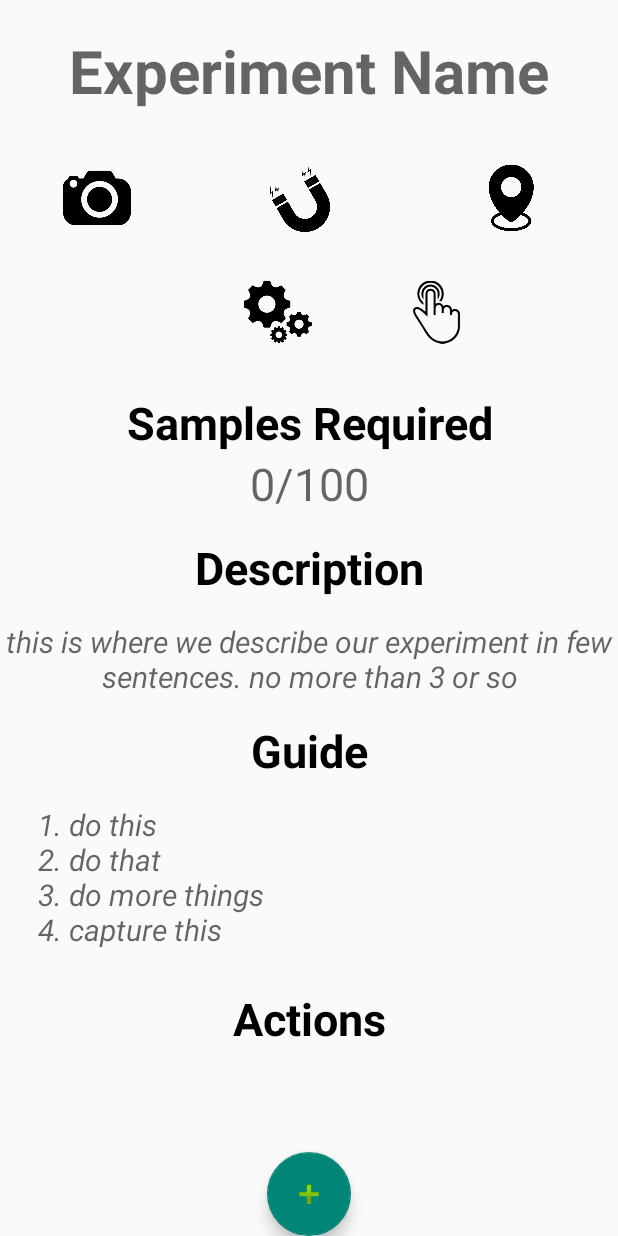
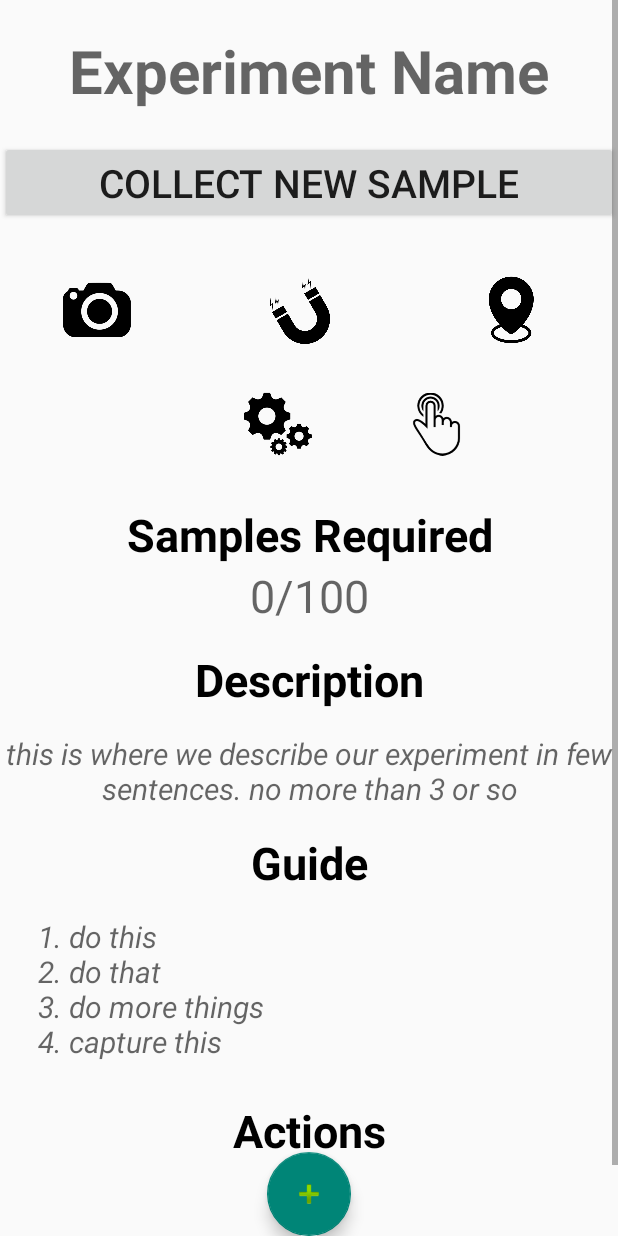
Before and after one commit to ShayRubach/CitiSci, an Android app: the layout single_experiment_details_fragment.xml on its own in the app's theme, with its tools: preview values and no code run, on a phone screen of 412 x 824 dp. Run offline under Robolectric (Android 15) with nearby library versions, the phone set to English and light mode, and no system bars.

Commit message:
dont display join btn on an already running experiment. add manual capture btn for manual experiments

```diff
--- a/app/src/main/java/com/ezaf/www/citisci/utils/adapter/MyExperimentsAdapter.kt
+++ b/app/src/main/java/com/ezaf/www/citisci/utils/adapter/MyExperimentsAdapter.kt
@@ -60,7 +60,6 @@ class MyExperimentViewHolder (view: View) : FeedPageViewHolder(view) {
         exp.basicData.run {
             mName.text = name
             mResearcher.text = researcher
-//            mProgress.text = (percentageCompleted * 100).toString()+"%"
             mProgress.text = String.format("%.1f", percentageCompleted * 100)+"%"
             mSamplesAcquired.text = toFixedSamplesAcquiredDisplay(samplesStatus)
             setExpTypeImageResource(mType, automatic)
--- a/app/src/main/res/layout/single_experiment_details_fragment.xml
+++ b/app/src/main/res/layout/single_experiment_details_fragment.xml
@@ -11,6 +11,8 @@
         android:layout_width="match_parent"
         android:layout_height="wrap_content"
         android:orientation="vertical">
+
+
 
         <LinearLayout
             android:id="@+id/detExp_linearLayout"
@@ -30,6 +32,22 @@
                 android:textColor="@color/black"
                 android:textSize="40sp"
                 android:textStyle="bold" />
+
+            <Button
+                android:id="@+id/detExp_captureBtn"
+                android:layout_width="match_parent"
+                android:layout_height="wrap_content"
+                android:text="Collect New Sample"
+                android:textSize="26sp" />
+
+            <TextView
+                android:id="@+id/detExp_condNotification"
+                android:layout_width="match_parent"
+                android:layout_height="wrap_content"
+                android:text="One or more of the required conditions do not meet!"
+                android:textAlignment="center"
+                android:textColor="@color/design_default_color_error"
+                android:visibility="invisible" />
 
             <LinearLayout
                 android:id="@+id/detExp_sensorsLinearLayout"
@@ -165,14 +183,17 @@
                 android:textSize="30sp"
                 android:textStyle="bold" />
 
+
             <LinearLayout
                 android:id="@+id/detExp_actionsLayout"
-                android:orientation="vertical"
                 android:layout_width="wrap_content"
                 android:layout_height="wrap_content"
+                android:orientation="vertical"
                 android:paddingBottom="100dp">
 
             </LinearLayout>
+
+
 
         </LinearLayout>
 
```
Also changed, not shown: app/src/main/java/com/ezaf/www/citisci/ui/SingleExperimentDetails.kt (+29 -0 lines), app/src/main/java/com/ezaf/www/citisci/utils/viewmodel/SingleExperimentDetailsViewModel.kt (+7 -0 lines).
